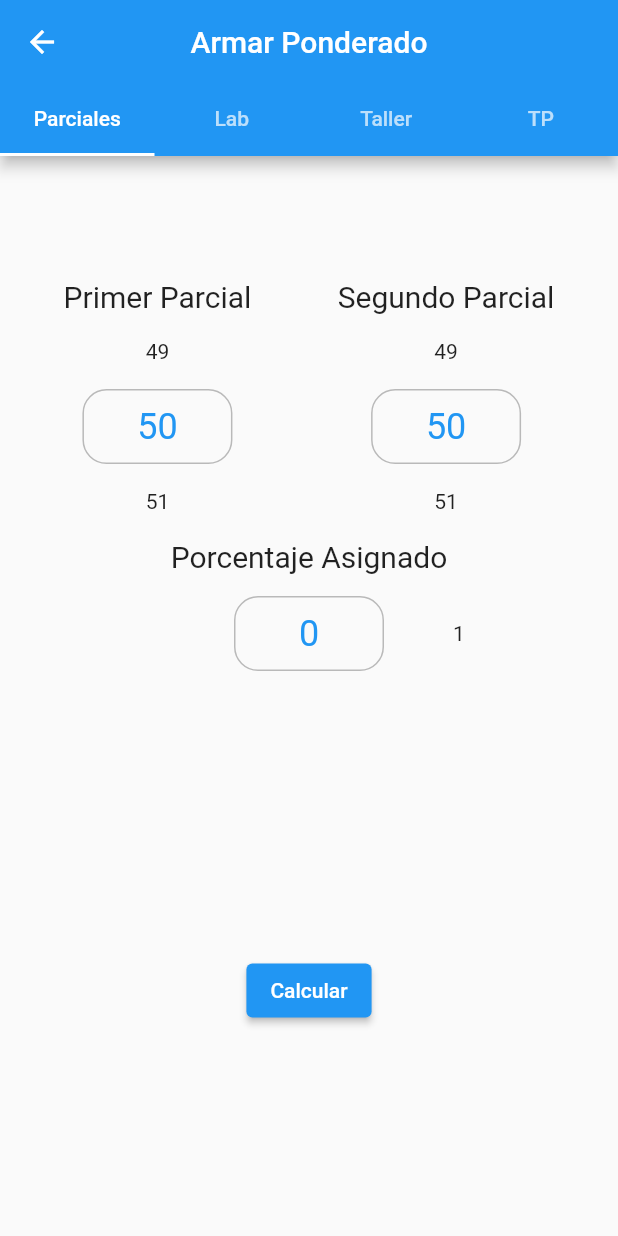
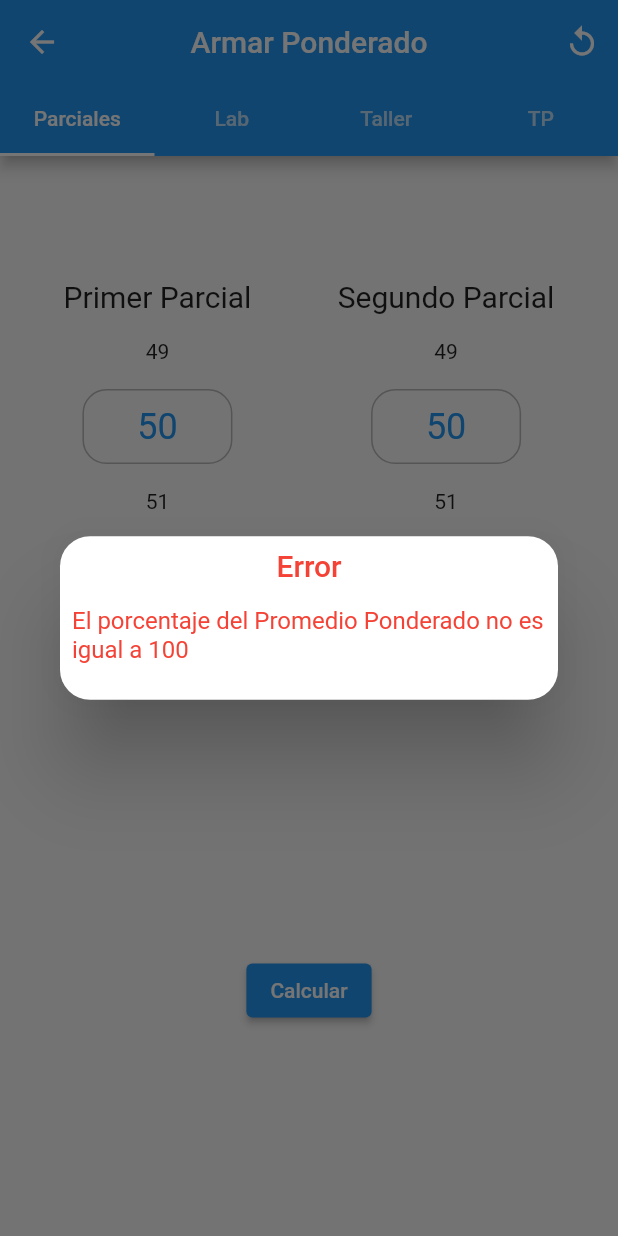
Before and after one commit to giullianocht/poli_calc, a Flutter app: the ArmarView screen opened by its route, after a tap on "Calcular", on a phone screen of 412 x 824 dp. Run offline on Flutter 3.47's test engine with Material 2 defaults, Android fonts, the phone set to English and light mode, and no system bars; drawn by our look-alikes of numberpicker; our stand-ins replace get.

Commit message:
Se muestran los resultados Armar Promedio y se agrega un boton para reseatear las entradas

```diff
--- a/lib/app/modules/armar/controllers/armar_controller.dart
+++ b/lib/app/modules/armar/controllers/armar_controller.dart
@@ -150,4 +150,19 @@ class ArmarController extends GetxController {
   int error() {
     return examenFinal.value!.nota();
   }
+
+  void reset() {
+    setPrimerParcial(50);
+    setSegundoParcial(50);
+    setParcialPorcentaje(0);
+
+    setLaboratorio(0);
+    setLaboratorioPorcentaje(0);
+
+    setTaller(0);
+    setPorcentajeTaller(0);
+
+    setTrabajoPractico(0);
+    setPorcentajeTrabajoPractico(0);
+  }
 }
--- a/lib/app/modules/armar/views/armar_view.dart
+++ b/lib/app/modules/armar/views/armar_view.dart
@@ -17,6 +17,14 @@ class ArmarView extends GetView<ArmarController> {
             icon: Icon(Icons.arrow_back),
             onPressed: () => Get.offNamed(Routes.HOME),
           ),
+          actions: [
+            IconButton(
+              icon: Icon(
+                Icons.replay,
+              ),
+              onPressed: controller.reset,
+            )
+          ],
           bottom: TabBar(
             tabs: [
               Tab(
@@ -45,7 +53,9 @@ class ArmarView extends GetView<ArmarController> {
             bottom: (Get.mediaQuery.size.height * 0.15),
           ),
           child: ElevatedButton(
-            onPressed: () {},
+            onPressed: () {
+              mostrarResultado();
+            },
             child: Text("Calcular"),
           ),
         ),
@@ -326,4 +336,59 @@ class ArmarView extends GetView<ArmarController> {
       ],
     );
   }
+
+  void mostrarResultado() {
+    if (controller.error() == -1) {
+      dialogoDeError("El porcentaje del Promedio Ponderado no es igual a 100");
+    } else if (controller.error() == -2) {
+      dialogoDeError("Promedio Ponderado es menor a 50");
+    } else if (controller.error() == -3) {
+      dialogoDeError(
+          "El porcentaje del Calculo Examen Final no es igual a 100");
+    } else {
+      var notas = controller.calcularNotas();
+      Get.defaultDialog(
+        title: "Notas",
+        content: Column(
+          children: [
+            notas[0] != -1
+                ? Text(
+                    "Puntaje para 2: ${notas[0]}",
+                  )
+                : Container(),
+            notas[1] != -1
+                ? Text(
+                    "Puntaje para 3: ${notas[1]}",
+                  )
+                : Container(),
+            notas[2] != -1
+                ? Text(
+                    "Puntaje para 4: ${notas[2]}",
+                  )
+                : Container(),
+            notas[3] != -1
+                ? Text(
+                    "Puntaje para 5: ${notas[3]}",
+                  )
+                : Container(),
+          ],
+        ),
+      );
+    }
+  }
+
+  void dialogoDeError(String error) {
+    Get.defaultDialog(
+      title: "Error",
+      titleStyle: TextStyle(
+        color: Colors.red,
+      ),
+      content: Text(
+        error,
+        style: TextStyle(
+          color: Colors.red,
+        ),
+      ),
+    );
+  }
 }
```
